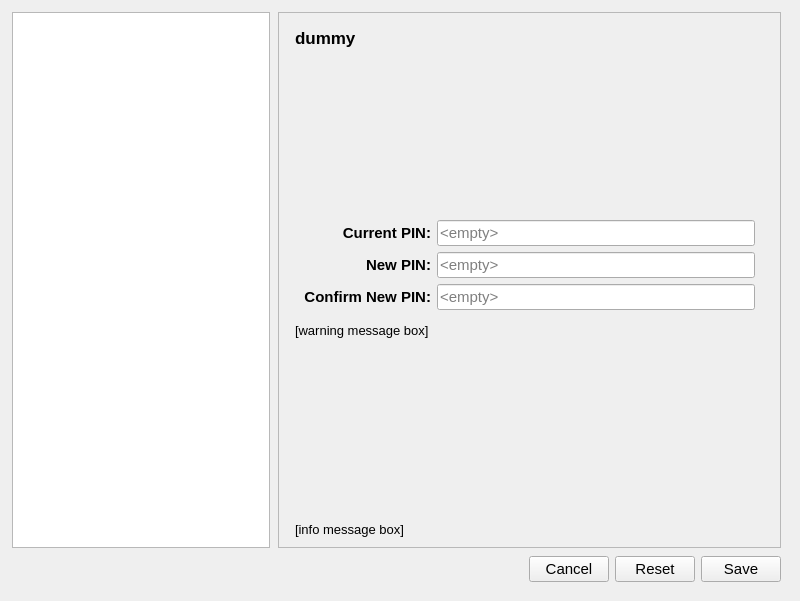
Before: the Qt Designer form nitrokeyapp/ui/settings_tab.ui in Nitrokey/nitrokey-app2, drawn with Qt 5.
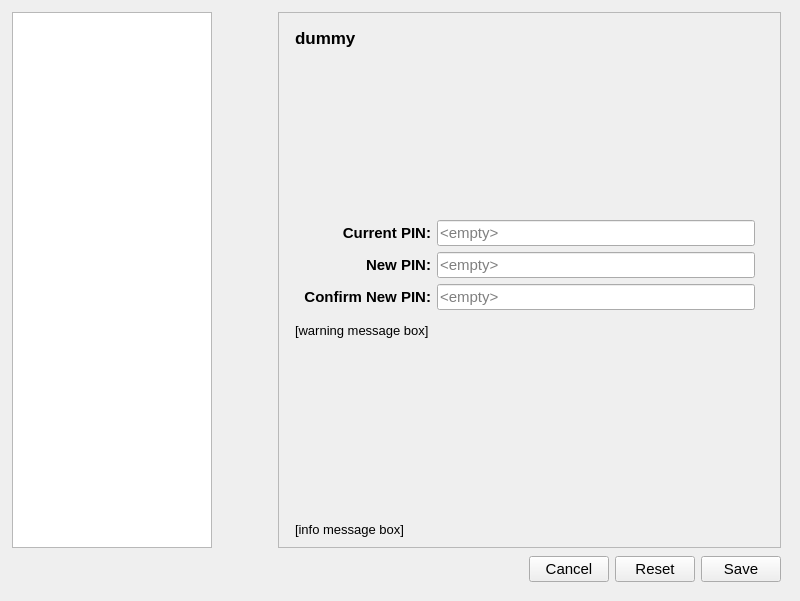
After: the same form once the commit is applied. Icons and pictures are not drawn.

Commit message: settings: wrap long FIDO2 values, align titles with their first row

What changed in the file:
```diff
--- a/nitrokeyapp/ui/settings_tab.ui
+++ b/nitrokeyapp/ui/settings_tab.ui
@@ -76,7 +76,7 @@
          </property>
          <property name="maximumSize">
           <size>
-           <width>260</width>
+           <width>200</width>
            <height>16777215</height>
           </size>
          </property>
```
Left out of the diff: 20 changed lines with no effect on the pictures. The commit also changes 1 other file.
